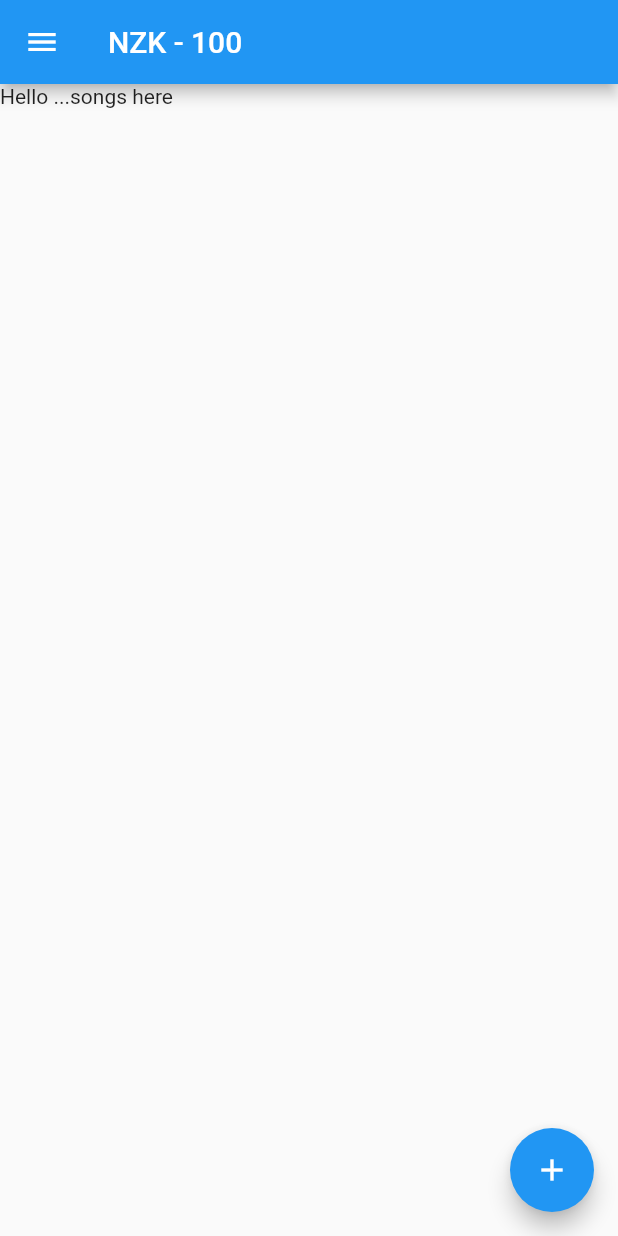
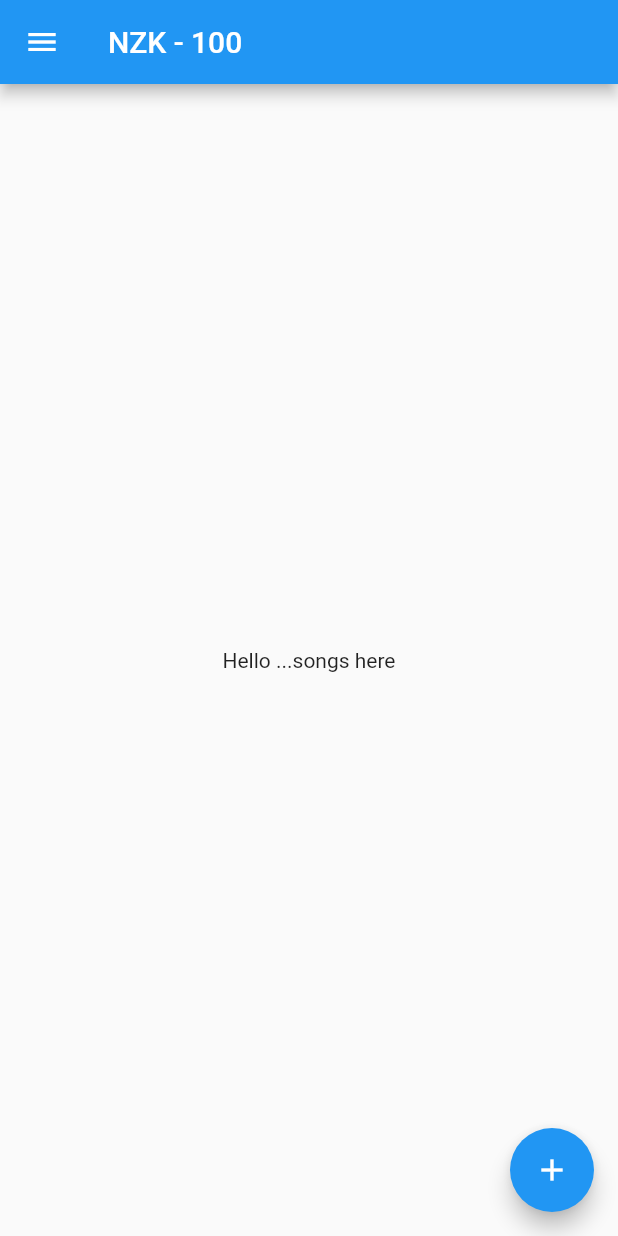
Before and after one commit to evansmwenda/HymnalApp, a Flutter app: the screen it shows after launch, on a phone screen of 412 x 824 dp. Run offline on Flutter 3.47's test engine with Material 2 defaults, Android fonts, the phone set to English and light mode, and no system bars; missing offline and left inert: swipedetector.

```diff
--- a/lib/screens/my_app.dart
+++ b/lib/screens/my_app.dart
@@ -1,7 +1,9 @@
 import 'package:flutter/material.dart';
+import 'package:swipedetector/swipedetector.dart';
 
 class MyApp extends StatelessWidget {
   static const routeName = '/';
+  bool isVisible = true;
   @override
   Widget build(BuildContext context) {
     return Scaffold(
@@ -10,13 +12,26 @@ class MyApp extends StatelessWidget {
         leading: Icon(Icons.menu),
       ),
       body: Container(
-        child: Text("Hello ...songs here"),
+        child: GestureDetector(
+          onPanUpdate: (details) {
+            if (details.delta.dx > 0) {
+              // swiping in right direction
+              print("you have swipped to the right");
+            }else if(details.delta.dy > 0){
+              // swiping in left direction
+              print("you have swipped to the left");
+            }
+          },
+          child: Center(child: Text("Hello ...songs here")),
+        ),
       ),
-      floatingActionButton: FloatingActionButton(
-        child: Icon(Icons.add),
-        onPressed: (){},
-        backgroundColor: Colors.blue,
-
+      floatingActionButton: Visibility(
+        visible: isVisible,
+        child: FloatingActionButton(
+          child: Icon(Icons.add),
+          onPressed: () {},
+          backgroundColor: Colors.blue,
+        ),
       ),
     );
   }
--- a/pubspec.yaml
+++ b/pubspec.yaml
@@ -23,6 +23,7 @@ environment:
 dependencies:
   flutter:
     sdk: flutter
+  swipedetector: 1.2.0
 
 
   # The following adds the Cupertino Icons font to your application.
```
Also changed, not shown: pubspec.lock.
